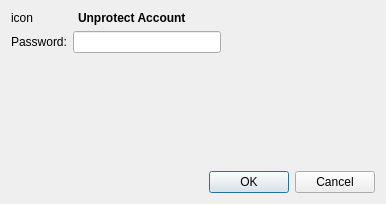
Qt form src/passworddialog.ui (KDE/knipptasch) before a commit.
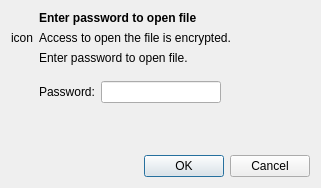
The same form after that commit. Custom widgets are drawn as their Qt base class.

```diff
--- a/src/passworddialog.ui
+++ b/src/passworddialog.ui
@@ -7,8 +7,8 @@
    <rect>
     <x>0</x>
     <y>0</y>
-    <width>386</width>
-    <height>204</height>
+    <width>321</width>
+    <height>188</height>
    </rect>
   </property>
   <property name="sizePolicy">
@@ -17,16 +17,24 @@
     <verstretch>0</verstretch>
    </sizepolicy>
   </property>
+  <property name="modal">
+   <bool>true</bool>
+  </property>
+  <layout class="QVBoxLayout" name="verticalLayout">
+   <item>
   <layout class="QGridLayout" name="gridLayout">
-   <item row="0" column="0">
+     <item row="0" column="0" rowspan="3">
     <widget class="QLabel" name="iconLabel">
      <property name="text">
       <string comment="KDE::DoNotExtract">icon</string>
      </property>
-    </widget>
-   </item>
-   <item row="0" column="2" colspan="2">
-    <widget class="QLabel" name="label_9">
+       <property name="margin">
+        <number>6</number>
+       </property>
+      </widget>
+     </item>
+     <item row="0" column="1">
+      <widget class="QLabel" name="title">
      <property name="sizePolicy">
       <sizepolicy hsizetype="Expanding" vsizetype="Preferred">
        <horstretch>0</horstretch>
@@ -40,17 +48,27 @@
       </font>
      </property>
      <property name="text">
-      <string>Unprotect Account</string>
-     </property>
-     <property name="margin">
-      <number>3</number>
-     </property>
-     <property name="indent">
-      <number>5</number>
+        <string>Enter password to open file</string>
+       </property>
+      </widget>
+     </item>
+     <item row="1" column="1">
+      <widget class="QLabel" name="label_3">
+       <property name="text">
+        <string>Access to open the file is encrypted.</string>
+       </property>
+      </widget>
+     </item>
+     <item row="2" column="1">
+      <widget class="QLabel" name="label">
+       <property name="text">
+        <string>Enter password to open file.</string>
      </property>
     </widget>
    </item>
-   <item row="1" column="0" colspan="2">
+     <item row="4" column="1">
+      <layout class="QHBoxLayout" name="horizontalLayout">
+       <item>
     <widget class="QLabel" name="label_2">
      <property name="text">
       <string>Password:</string>
@@ -60,7 +78,7 @@
      </property>
     </widget>
    </item>
-   <item row="1" column="2">
+       <item>
     <widget class="KLineEdit" name="password">
      <property name="minimumSize">
       <size>
@@ -73,7 +91,7 @@
      </property>
     </widget>
    </item>
-   <item row="1" column="3">
+       <item>
     <spacer name="horizontalSpacer">
      <property name="orientation">
       <enum>Qt::Horizontal</enum>
@@ -86,20 +104,40 @@
      </property>
     </spacer>
    </item>
-   <item row="2" column="0" colspan="4">
+      </layout>
+     </item>
+     <item row="3" column="1">
+      <spacer name="verticalSpacer_3">
+       <property name="orientation">
+        <enum>Qt::Vertical</enum>
+       </property>
+       <property name="sizeType">
+        <enum>QSizePolicy::Fixed</enum>
+       </property>
+       <property name="sizeHint" stdset="0">
+        <size>
+         <width>10</width>
+         <height>10</height>
+        </size>
+       </property>
+      </spacer>
+     </item>
+    </layout>
+   </item>
+   <item>
     <spacer name="verticalSpacer_2">
      <property name="orientation">
       <enum>Qt::Vertical</enum>
      </property>
      <property name="sizeHint" stdset="0">
       <size>
-       <width>118</width>
-       <height>51</height>
+       <width>20</width>
+       <height>20</height>
       </size>
      </property>
     </spacer>
    </item>
-   <item row="3" column="0" colspan="4">
+   <item>
     <widget class="QDialogButtonBox" name="buttonBox">
      <property name="standardButtons">
       <set>QDialogButtonBox::Cancel|QDialogButtonBox::Ok</set>
```
Lines whose indentation alone changed are shown as unchanged.
